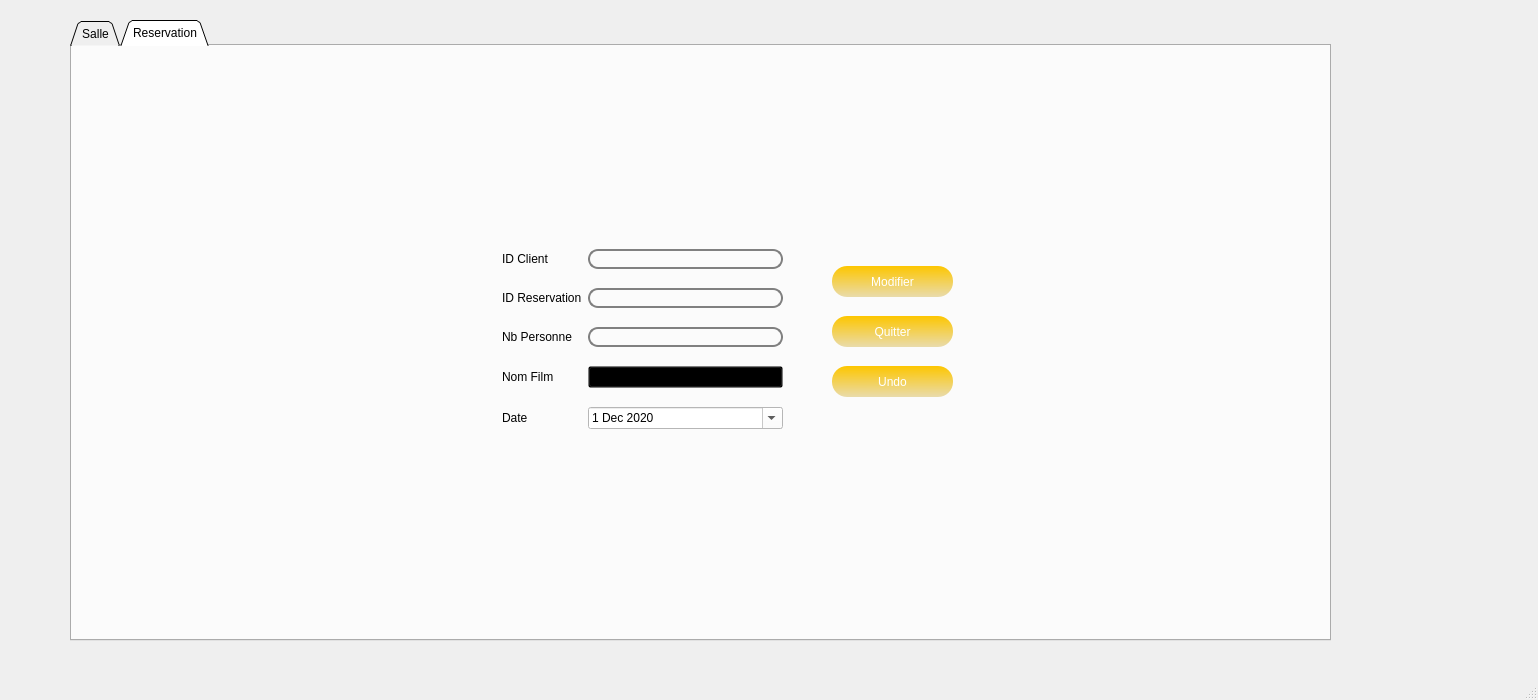
RoukaiaKHELIFI/Smart_Cinema2A12, file mainwindow.ui: the form before one commit.
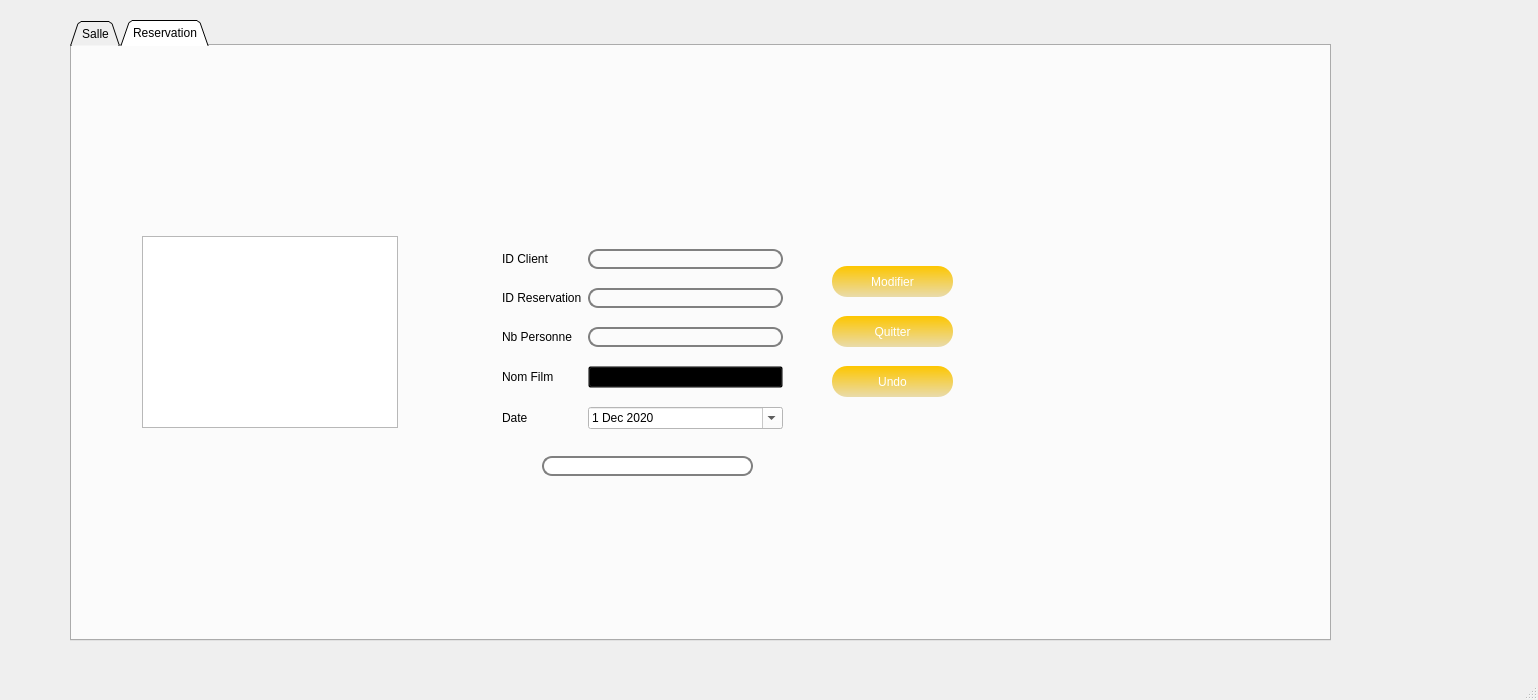
The form after the commit. The open tabs and pages were chosen to show the change. Icons and pictures are not drawn.

```diff
--- a/mainwindow.ui
+++ b/mainwindow.ui
@@ -5367,6 +5367,32 @@
            </item>
           </layout>
          </widget>
+         <widget class="QLineEdit" name="mail_modif">
+          <property name="geometry">
+           <rect>
+            <x>470</x>
+            <y>370</y>
+            <width>211</width>
+            <height>20</height>
+           </rect>
+          </property>
+         </widget>
+         <widget class="QGraphicsView" name="graphicsView">
+          <property name="geometry">
+           <rect>
+            <x>70</x>
+            <y>150</y>
+            <width>256</width>
+            <height>192</height>
+           </rect>
+          </property>
+          <property name="frameShadow">
+           <enum>QFrame::Sunken</enum>
+          </property>
+          <property name="lineWidth">
+           <number>3</number>
+          </property>
+         </widget>
         </widget>
         <widget class="QWidget" name="Supprimer_Reservation_2">
          <widget class="QPushButton" name="pushButton_28">
```
Left out of the diff: 118 changed lines with no effect on the pictures.
